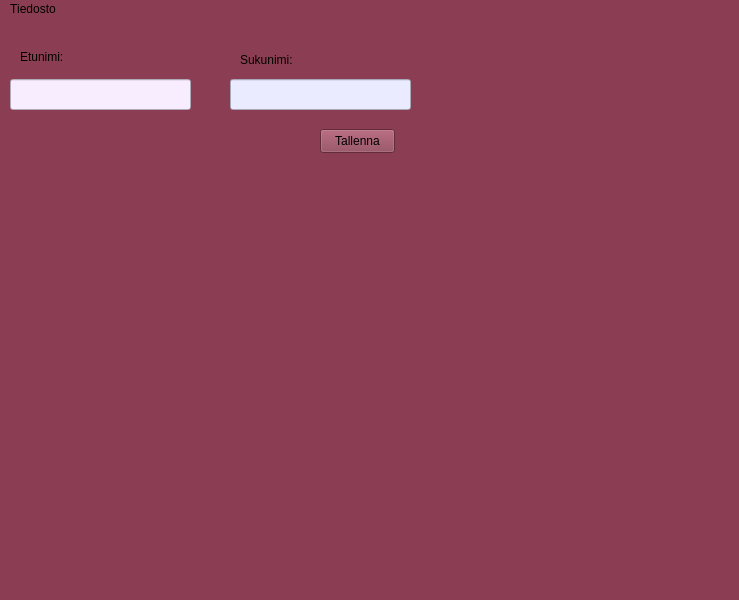
Before: the Qt Designer form tietokantaTesti.ui in katalav/Autolainaus, drawn with Qt 5.
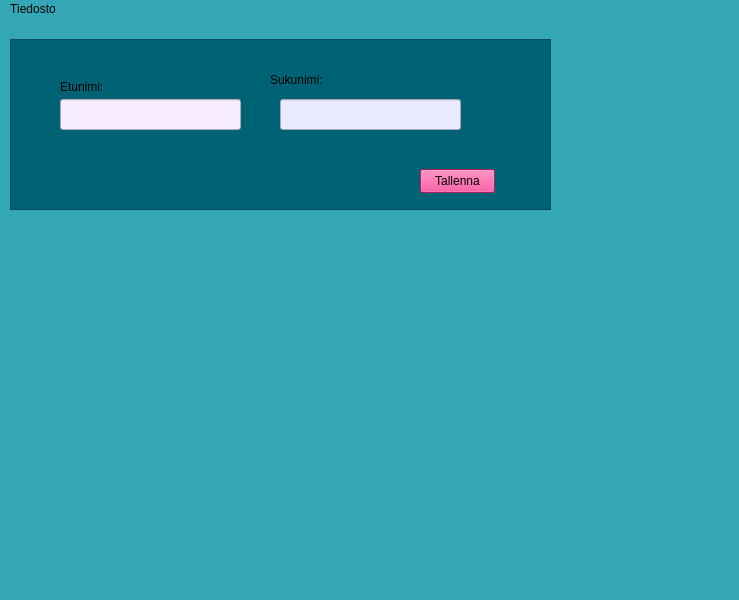
After: the same form once the commit is applied. Icons and pictures are not drawn.

The edit to the form file:
```diff
--- a/tietokantaTesti.ui
+++ b/tietokantaTesti.ui
@@ -29,47 +29,66 @@
    <number>-3000</number>
   </property>
   <property name="styleSheet">
-   <string notr="true">background-color: rgb(139, 62, 83);</string>
+   <string notr="true">
+background-color: rgb(51, 167, 181);</string>
   </property>
   <widget class="QWidget" name="centralwidget">
-   <widget class="QLineEdit" name="firstNameLineEdit">
+   <widget class="QLabel" name="studentAndKeyLabel">
+    <property name="geometry">
+     <rect>
+      <x>460</x>
+      <y>240</y>
+      <width>231</width>
+      <height>241</height>
+     </rect>
+    </property>
+    <property name="text">
+     <string>&lt;html&gt;&lt;head/&gt;&lt;body&gt;&lt;p&gt;&lt;img src=&quot;:/png/studentAndKey.png&quot;/&gt;&lt;/p&gt;&lt;/body&gt;&lt;/html&gt;</string>
+    </property>
+   </widget>
+   <widget class="QFrame" name="namesFrame">
     <property name="geometry">
      <rect>
       <x>10</x>
+      <y>20</y>
+      <width>541</width>
+      <height>171</height>
+     </rect>
+    </property>
+    <property name="styleSheet">
+     <string notr="true">background-color: rgb(0, 98, 117);</string>
+    </property>
+    <property name="frameShape">
+     <enum>QFrame::Shape::StyledPanel</enum>
+    </property>
+    <property name="frameShadow">
+     <enum>QFrame::Shadow::Raised</enum>
+    </property>
+    <widget class="QLineEdit" name="firstNameLineEdit">
+     <property name="geometry">
+      <rect>
+       <x>50</x>
       <y>60</y>
       <width>181</width>
       <height>31</height>
      </rect>
     </property>
     <property name="styleSheet">
-     <string notr="true">color: rgb(255, 252, 254);
+      <string notr="true">color: rgb(0, 0, 0);
 background-color: rgb(247, 237, 255);</string>
     </property>
    </widget>
-   <widget class="QLabel" name="firstNameiLabel">
-    <property name="geometry">
-     <rect>
-      <x>20</x>
-      <y>30</y>
-      <width>71</width>
-      <height>16</height>
-     </rect>
-    </property>
-    <property name="text">
-     <string>Etunimi:</string>
-    </property>
-   </widget>
    <widget class="QLineEdit" name="lastNameLineEdit">
     <property name="geometry">
      <rect>
-      <x>230</x>
+       <x>270</x>
       <y>60</y>
       <width>181</width>
       <height>31</height>
      </rect>
     </property>
     <property name="styleSheet">
-     <string notr="true">color: rgb(248, 238, 255);
+      <string notr="true">color: rgb(0, 0, 0);
 background-color: rgb(235, 235, 255);
 </string>
     </property>
@@ -77,7 +96,7 @@
    <widget class="QLabel" name="lastNameLabel">
     <property name="geometry">
      <rect>
-      <x>240</x>
+       <x>260</x>
       <y>30</y>
       <width>101</width>
       <height>21</height>
@@ -90,75 +109,32 @@
    <widget class="QPushButton" name="savePushButton">
     <property name="geometry">
      <rect>
-      <x>320</x>
-      <y>110</y>
+       <x>410</x>
+       <y>130</y>
       <width>75</width>
       <height>24</height>
      </rect>
     </property>
+     <property name="styleSheet">
+      <string notr="true">background-color: rgb(238, 44, 130);</string>
+     </property>
     <property name="text">
      <string>Tallenna</string>
     </property>
    </widget>
-   <widget class="QLabel" name="studentPictureLabel">
+    <widget class="QLabel" name="etunimiLabel">
     <property name="geometry">
      <rect>
-      <x>30</x>
-      <y>120</y>
-      <width>191</width>
-      <height>181</height>
-     </rect>
-    </property>
-    <property name="styleSheet">
-     <string notr="true"/>
-    </property>
+       <x>50</x>
+       <y>40</y>
+       <width>49</width>
+       <height>16</height>
+      </rect>
+     </property>
     <property name="text">
-     <string/>
-    </property>
-    <property name="pixmap">
-     <pixmap>student.png</pixmap>
-    </property>
-    <property name="scaledContents">
-     <bool>true</bool>
-    </property>
-   </widget>
-   <widget class="QLabel" name="keyPictureabel">
-    <property name="geometry">
-     <rect>
-      <x>200</x>
-      <y>160</y>
-      <width>131</width>
-      <height>111</height>
-     </rect>
-    </property>
-    <property name="text">
-     <string/>
-    </property>
-    <property name="pixmap">
-     <pixmap>key.png</pixmap>
-    </property>
-    <property name="scaledContents">
-     <bool>true</bool>
-    </property>
-   </widget>
-   <widget class="QLabel" name="teacherPictureLabel">
-    <property name="geometry">
-     <rect>
-      <x>200</x>
-      <y>280</y>
-      <width>171</width>
-      <height>171</height>
-     </rect>
-    </property>
-    <property name="text">
-     <string/>
-    </property>
-    <property name="pixmap">
-     <pixmap>teacher.png</pixmap>
-    </property>
-    <property name="scaledContents">
-     <bool>true</bool>
-    </property>
+      <string>Etunimi:</string>
+     </property>
+    </widget>
    </widget>
   </widget>
   <widget class="QMenuBar" name="menubar">
```
Left out of the diff: 19 changed lines with no effect on the pictures. Lines whose indentation alone changed are shown as unchanged.
